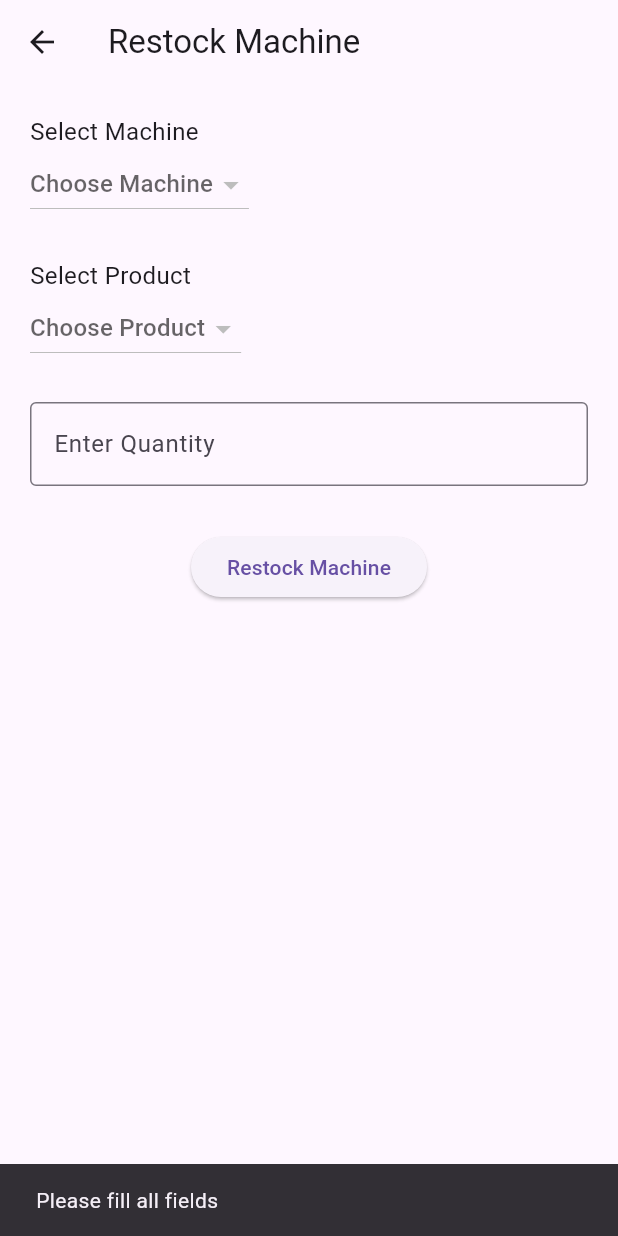
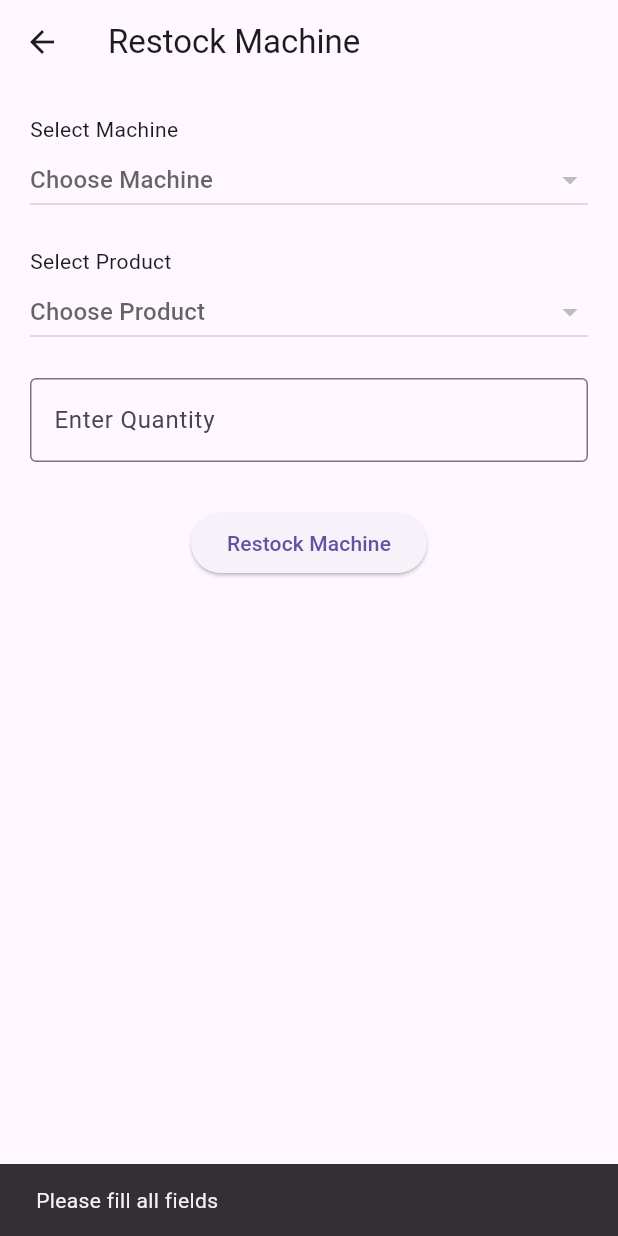
Before and after one commit to meerasiv/vending_app, a Flutter app: the RestockMachinePage screen opened directly, after a tap on "Restock Machine", on a phone screen of 412 x 824 dp. Run offline on Flutter 3.47's test engine with Material 3 defaults, Android fonts, the phone set to English and light mode, and no system bars; our stand-ins replace supabase_flutter; accounts and stored records are empty.

Commit message:
Update restock_machine_page.dart

```diff
--- a/lib/pages/restock_machine_page.dart
+++ b/lib/pages/restock_machine_page.dart
@@ -9,152 +9,225 @@ class RestockMachinePage extends StatefulWidget {
 }
 
 class _RestockMachinePageState extends State<RestockMachinePage> {
-
   final supabase = Supabase.instance.client;
 
   List machines = [];
   List products = [];
+  List lowStockMachines = [];
 
   int? selectedMachine;
   int? selectedProduct;
 
   final TextEditingController quantityController = TextEditingController();
+  bool isLoading = false;
 
   @override
   void initState() {
     super.initState();
     loadMachines();
     loadProducts();
+    loadLowStockMachines();
   }
 
-  /// 🔹 Load machines
+  // ================= LOAD MACHINES =================
   Future<void> loadMachines() async {
-    final data = await supabase
-        .from('vending_machine')
-        .select();
-
-    setState(() {
-      machines = data;
-    });
+    try {
+      final data = await supabase.from('vending_machine').select();
+      setState(() => machines = data);
+    } catch (e) {
+      ScaffoldMessenger.of(context)
+          .showSnackBar(SnackBar(content: Text("Error loading machines: $e")));
+    }
   }
 
-  /// 🔹 Load products
+  // ================= LOAD PRODUCTS =================
   Future<void> loadProducts() async {
-    final data = await supabase
-        .from('product')
-        .select();
-
-    setState(() {
-      products = data;
-    });
+    try {
+      final data = await supabase.from('product').select();
+      setState(() => products = data);
+    } catch (e) {
+      ScaffoldMessenger.of(context)
+          .showSnackBar(SnackBar(content: Text("Error loading products: $e")));
+    }
   }
 
-  /// 🔹 Restock logic
+  // ================= LOAD LOW STOCK =================
+  Future<void> loadLowStockMachines() async {
+    try {
+      setState(() => isLoading = true);
+
+      final data = await supabase.from('machine_inventory').select(
+          'inventory_id, machine_id, product_id, quantity_available, min_quantity, vending_machine(location), product(product_name)');
+
+      // ✅ FILTER IN FLUTTER
+      final filtered = data.where((item) {
+        final qty = item['quantity_available'] ?? 0;
+        final min = item['min_quantity'] ?? 5;
+        return qty < min;
+      }).toList();
+
+      setState(() => lowStockMachines = filtered);
+    } catch (e) {
+      ScaffoldMessenger.of(context)
+          .showSnackBar(SnackBar(content: Text("Error loading low stock: $e")));
+    } finally {
+      setState(() => isLoading = false);
+    }
+  }
+
+  // ================= RESTOCK =================
   Future<void> restockMachine() async {
-
     if (selectedMachine == null ||
         selectedProduct == null ||
         quantityController.text.isEmpty) {
-
       ScaffoldMessenger.of(context).showSnackBar(
         const SnackBar(content: Text("Please fill all fields")),
       );
       return;
     }
 
+    try {
+      final qty = int.parse(quantityController.text);
+
+      final existing = await supabase
+          .from('machine_inventory')
+          .select()
+          .eq('machine_id', selectedMachine!)
+          .eq('product_id', selectedProduct!)
+          .maybeSingle();
+
+      if (existing != null) {
+        // UPDATE
+        await supabase.from('machine_inventory').update({
+          'quantity_available': existing['quantity_available'] + qty,
+          'last_restocked': DateTime.now().toIso8601String(),
+        }).eq('inventory_id', existing['inventory_id']);
+      } else {
+        // INSERT
         await supabase.from('machine_inventory').insert({
           'machine_id': selectedMachine,
           'product_id': selectedProduct,
-      'quantity_available': int.parse(quantityController.text),
-      'last_restocked': DateTime.now().toString()
+          'quantity_available': qty,
+          'min_quantity': 5,
+          'last_restocked': DateTime.now().toIso8601String(),
         });
+      }
 
       ScaffoldMessenger.of(context).showSnackBar(
         const SnackBar(content: Text("Machine Restocked Successfully")),
       );
 
       quantityController.clear();
+
+      await loadLowStockMachines(); // refresh
+    } catch (e) {
+      ScaffoldMessenger.of(context)
+          .showSnackBar(SnackBar(content: Text("Error: $e")));
+    }
+  }
+
+
+  @override
+  void dispose() {
+    quantityController.dispose();
+    super.dispose();
   }
 
   @override
   Widget build(BuildContext context) {
-
     return Scaffold(
-
       appBar: AppBar(
         title: const Text("Restock Machine"),
       ),
-
       body: Padding(
         padding: const EdgeInsets.all(20),
-
+        child: isLoading
+            ? const Center(child: CircularProgressIndicator())
+            : SingleChildScrollView(
                 child: Column(
                   crossAxisAlignment: CrossAxisAlignment.start,
                   children: [
+                    /// 🔴 LOW STOCK SECTION
+                    if (lowStockMachines.isNotEmpty) ...[
+                      const Text(
+                        "Machines Needing Restock",
+                        style: TextStyle(
+                            fontSize: 16, fontWeight: FontWeight.bold),
+                      ),
+                      const SizedBox(height: 10),
 
-            /// MACHINE DROPDOWN
-            const Text(
-              "Select Machine",
-              style: TextStyle(fontSize: 16),
-            ),
+                      ...lowStockMachines.map((m) {
+                        final qty = m['quantity_available'] ?? 0;
 
-            DropdownButton<int>(
-              value: selectedMachine,
-              hint: const Text("Choose Machine"),
-
-              items: machines.map<DropdownMenuItem<int>>((machine) {
-
-                return DropdownMenuItem<int>(
-                  value: machine['machine_id'],
-
-                  /// ✅ SHOW MACHINE NUMBER
-                  child: Text(
-                    "Machine ${machine['machine_id']} - ${machine['location']}",
-                  ),
-                );
-
-              }).toList(),
-
-              onChanged: (value) {
+                        return Card(
+                          color: qty == 0
+                              ? Colors.red.shade100
+                              : Colors.blue.shade200,
+                          child: ListTile(
+                            title: Text(
+                                "Machine ${m['machine_id']} - ${m['vending_machine']['location']}"),
+                            subtitle: Text(
+                                "Product: ${m['product']['product_name']} | Qty: $qty (Min: ${m['min_quantity']})"),
+                            onTap: () {
+                              // 🔥 AUTO SELECT
                               setState(() {
-                  selectedMachine = value;
+                                selectedMachine = m['machine_id'];
+                                selectedProduct = m['product_id'];
                               });
                             },
                           ),
+                        );
+                      }),
+
+                      const SizedBox(height: 10),
+
+
 
                       const SizedBox(height: 25),
+                    ],
+
+                    /// MACHINE DROPDOWN
+                    const Text("Select Machine"),
+                    DropdownButton<int>(
+                      isExpanded: true,
+                      value: selectedMachine == null ? null : selectedMachine,
+                      hint: const Text("Choose Machine"),
+                      items: machines.map<DropdownMenuItem<int>>((machine) {
+                        return DropdownMenuItem<int>(
+                          value: machine['machine_id'] as int,
+                          child: Text(
+                              "Machine ${machine['machine_id']} - ${machine['location']}"),
+                        );
+                      }).toList(),
+                      onChanged: (value) {
+                        setState(() => selectedMachine = value);
+                      },
+                      onTap: loadMachines,
+                    ),
+
+                    const SizedBox(height: 20),
 
                     /// PRODUCT DROPDOWN
-            const Text(
-              "Select Product",
-              style: TextStyle(fontSize: 16),
+                    const Text("Select Product"),
+                    DropdownButton<int>(
+                      isExpanded: true,
+                      value: selectedProduct == null ? null : selectedProduct,
+                      hint: const Text("Choose Product"),
+                      items: products.map<DropdownMenuItem<int>>((product) {
+                        return DropdownMenuItem<int>(
+                          value: product['product_id'] as int,
+                          child: Text(product['product_name']),
+                        );
+                      }).toList(),
+                      onChanged: (value) {
+                        setState(() => selectedProduct = value);
+                      },
+                      onTap: loadProducts,
                     ),
 
-            DropdownButton<int>(
-              value: selectedProduct,
-              hint: const Text("Choose Product"),
+                    const SizedBox(height: 20),
 
-              items: products.map<DropdownMenuItem<int>>((product) {
-
-                return DropdownMenuItem<int>(
-                  value: product['product_id'],
-
-                  /// (assuming your column is product_name)
-                  child: Text(product['product_name']),
-                );
-
-              }).toList(),
-
-              onChanged: (value) {
-                setState(() {
-                  selectedProduct = value;
-                });
-              },
-            ),
-
-            const SizedBox(height: 25),
-
-            /// QUANTITY INPUT
+                    /// QUANTITY
                     TextField(
                       controller: quantityController,
                       keyboardType: TextInputType.number,
@@ -172,9 +245,9 @@ class _RestockMachinePageState extends State<RestockMachinePage> {
                         onPressed: restockMachine,
                         child: const Text("Restock Machine"),
                       ),
-            )
-
+                    ),
                   ],
+                ),
               ),
       ),
     );
```
Lines whose indentation alone changed are shown as unchanged.
